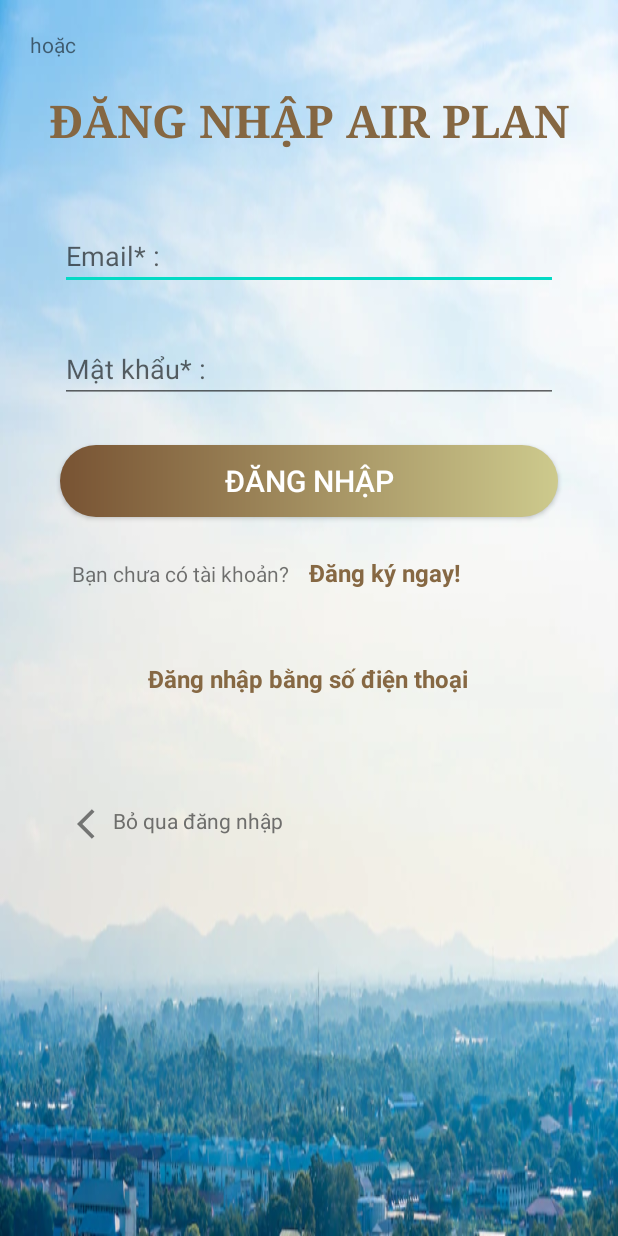
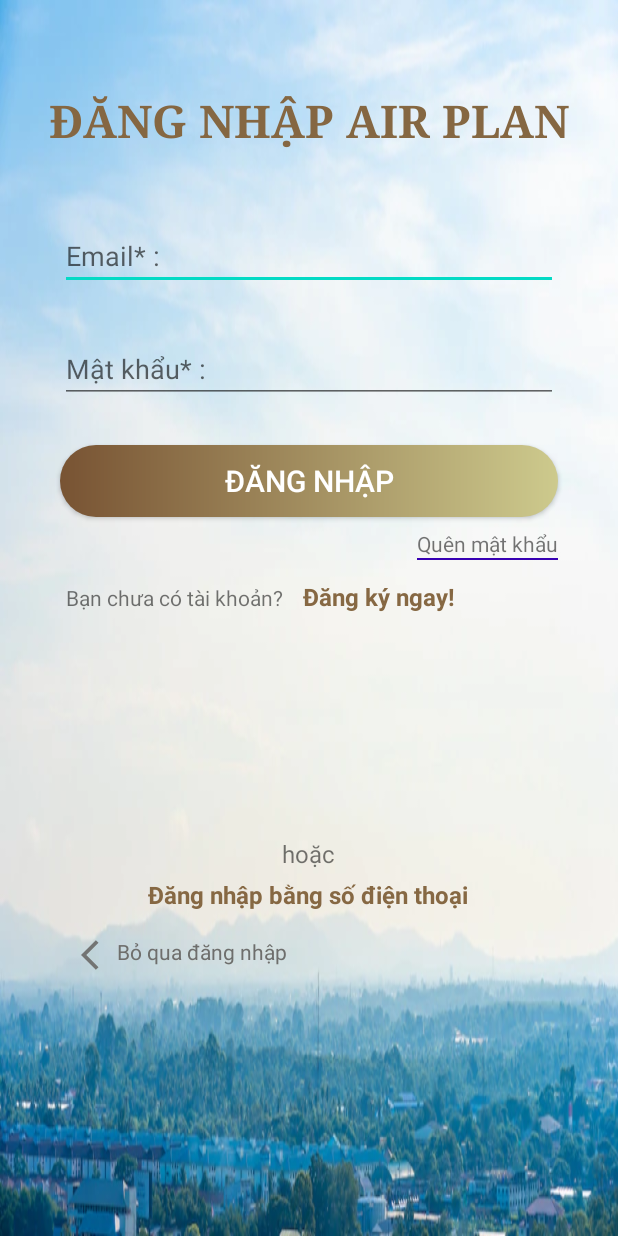
Before and after one commit to tannha12345663/AppDatVeMayBay, an Android app: the screen it shows after launch (SigninActivity), on a phone screen of 412 x 824 dp. Run offline under Robolectric (Android 15) with nearby library versions, the phone set to English and light mode, and no system bars; our stand-ins replace Firebase (no records; nobody signed in at launch, a user with empty details on screens opened directly).

Commit message:
Update tính năng quên mật khẩu cho người dùng (31-10-2022)

```diff
--- a/app/src/main/AndroidManifest.xml
+++ b/app/src/main/AndroidManifest.xml
@@ -4,7 +4,7 @@
     package="com.example.appdatvemaybay">
 
     <uses-permission android:name="android.permission.READ_EXTERNAL_STORAGE" />
-    <uses-permission android:name="android.permission.WRITE_EXTERNAL_STORAGE"/>
+    <uses-permission android:name="android.permission.WRITE_EXTERNAL_STORAGE" />
 
     <application
         android:name=".Country.InnitDataCountry"
@@ -17,6 +17,9 @@
         android:supportsRtl="true"
         android:theme="@style/Theme.AppDatVeMayBay"
         tools:targetApi="31">
+        <activity
+            android:name=".ForgotPasswordActivity"
+            android:exported="false" />
         <activity
             android:name=".TomtatHT"
             android:exported="false" />
--- a/app/src/main/java/com/example/appdatvemaybay/SigninActivity.java
+++ b/app/src/main/java/com/example/appdatvemaybay/SigninActivity.java
@@ -21,7 +21,7 @@
 import com.google.firebase.auth.FirebaseUser;
 
 public class SigninActivity extends AppCompatActivity {
-    TextView tvDangKy,tv_skip,tvLoginPhone;
+    TextView tvDangKy,tv_skip,tvLoginPhone,tvForgotPass;
     Button btnDangNhap;
     Intent intent;
     EditText etEmail,etPass;
@@ -36,6 +36,7 @@
         etEmail=findViewById(R.id.etEmail);
         etPass=findViewById(R.id.etPass);
         tv_skip=findViewById(R.id.tvSkip);
+        tvForgotPass=findViewById(R.id.tvForgotPass);
         tvDangKy = findViewById(R.id.tvSignup);
         tvDangKy.setOnClickListener(new View.OnClickListener() {
             @Override
@@ -73,6 +74,13 @@
                 startActivity(intent);
             }
         });
+        tvForgotPass.setOnClickListener(new View.OnClickListener() {
+            @Override
+            public void onClick(View v) {
+                Intent intent = new Intent(SigninActivity.this,ForgotPasswordActivity.class);
+                startActivity(intent);
+            }
+        });
         progressDialog = new ProgressDialog(SigninActivity.this);
     }
 
--- a/app/src/main/res/layout/activity_signin.xml
+++ b/app/src/main/res/layout/activity_signin.xml
@@ -74,8 +74,8 @@
         android:id="@+id/textView3"
         android:layout_width="wrap_content"
         android:layout_height="wrap_content"
-        android:layout_marginStart="8dp"
-        android:layout_marginTop="28dp"
+        android:layout_marginStart="4dp"
+        android:layout_marginTop="44dp"
         android:text="Bạn chưa có tài khoản?"
         app:layout_constraintStart_toStartOf="@+id/btnDangNhap"
         app:layout_constraintTop_toBottomOf="@+id/btnDangNhap" />
@@ -99,16 +99,16 @@
         android:id="@+id/tvSkip"
         android:layout_width="wrap_content"
         android:layout_height="wrap_content"
+        android:drawableLeft="@drawable/ic_baseline_arrow_back_ios_24"
+        android:drawableTint="#737473"
         android:text="Bỏ qua đăng nhập"
         android:textColor="#6E6E6C"
-        android:drawableLeft="@drawable/ic_baseline_arrow_back_ios_24"
-        android:drawableTint="#737473"
         app:layout_constraintBottom_toBottomOf="parent"
         app:layout_constraintEnd_toEndOf="parent"
-        app:layout_constraintHorizontal_bias="0.134"
+        app:layout_constraintHorizontal_bias="0.145"
         app:layout_constraintStart_toStartOf="parent"
         app:layout_constraintTop_toBottomOf="@+id/tvLoginSDT"
-        app:layout_constraintVertical_bias="0.221"
+        app:layout_constraintVertical_bias="0.071"
         tools:ignore="MissingConstraints" />
 
     <TextView
@@ -116,24 +116,55 @@
         android:layout_width="wrap_content"
         android:layout_height="wrap_content"
         android:text="hoặc"
-        tools:layout_editor_absoluteX="166dp"
-        tools:layout_editor_absoluteY="387dp"
+        android:textSize="16sp"
+        app:layout_constraintBottom_toTopOf="@+id/tvLoginSDT"
+        app:layout_constraintEnd_toEndOf="@+id/tvSignup"
+        app:layout_constraintHorizontal_bias="0.629"
+        app:layout_constraintStart_toStartOf="@+id/textView3"
+        app:layout_constraintTop_toBottomOf="@+id/textView3"
+        app:layout_constraintVertical_bias="1.0"
         tools:ignore="MissingConstraints" />
 
     <TextView
         android:id="@+id/tvLoginSDT"
         android:layout_width="wrap_content"
         android:layout_height="wrap_content"
-        android:layout_marginTop="44dp"
+        android:layout_marginBottom="128dp"
         android:padding="5dp"
         android:text="Đăng nhập bằng số điện thoại"
         android:textColor="#866843"
         android:textSize="16sp"
         android:textStyle="bold"
+        app:layout_constraintBottom_toBottomOf="parent"
         app:layout_constraintEnd_toEndOf="parent"
-        app:layout_constraintHorizontal_bias="0.496"
+        app:layout_constraintHorizontal_bias="0.497"
         app:layout_constraintStart_toStartOf="parent"
-        app:layout_constraintTop_toBottomOf="@+id/textView3" />
+        app:layout_constraintTop_toBottomOf="@+id/btnDangNhap"
+        app:layout_constraintVertical_bias="0.787" />
+
+    <TextView
+        android:id="@+id/tvForgotPass"
+        android:layout_width="wrap_content"
+        android:layout_height="wrap_content"
+        android:text="Quên mật khẩu"
+        app:layout_constraintBottom_toTopOf="@+id/tvSignup"
+        app:layout_constraintEnd_toEndOf="@+id/btnDangNhap"
+        app:layout_constraintHorizontal_bias="1.0"
+        app:layout_constraintStart_toStartOf="@+id/btnDangNhap"
+        app:layout_constraintTop_toBottomOf="@+id/btnDangNhap"
+        app:layout_constraintVertical_bias="0.473" />
+
+    <View
+        android:id="@+id/view3"
+        android:layout_width="0dp"
+        android:layout_height="1dp"
+        android:background="@color/purple_700"
+        app:layout_constraintBottom_toTopOf="@+id/tvSignup"
+        app:layout_constraintEnd_toEndOf="@+id/tvForgotPass"
+        app:layout_constraintHorizontal_bias="0.0"
+        app:layout_constraintStart_toStartOf="@+id/tvForgotPass"
+        app:layout_constraintTop_toBottomOf="@+id/tvForgotPass"
+        app:layout_constraintVertical_bias="0.0" />
 
 
 </androidx.constraintlayout.widget.ConstraintLayout>
```
Also changed, not shown: app/src/main/java/com/example/appdatvemaybay/ForgotPasswordActivity.java (added, +76 -0 lines), app/src/main/res/layout/activity_forgot_password.xml (added, +95 -0 lines).
